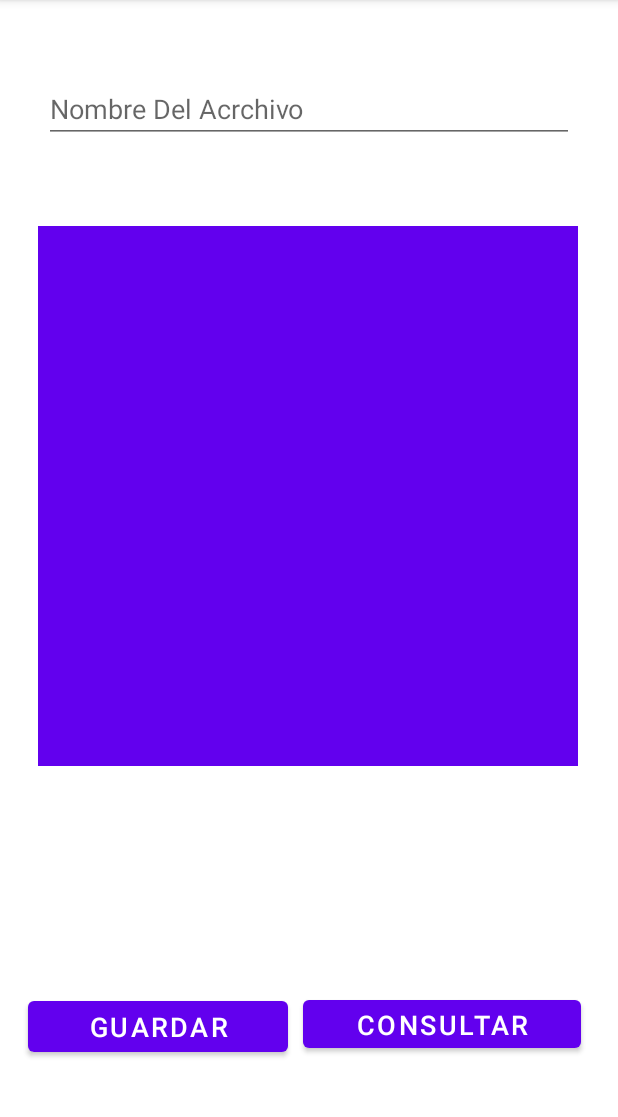
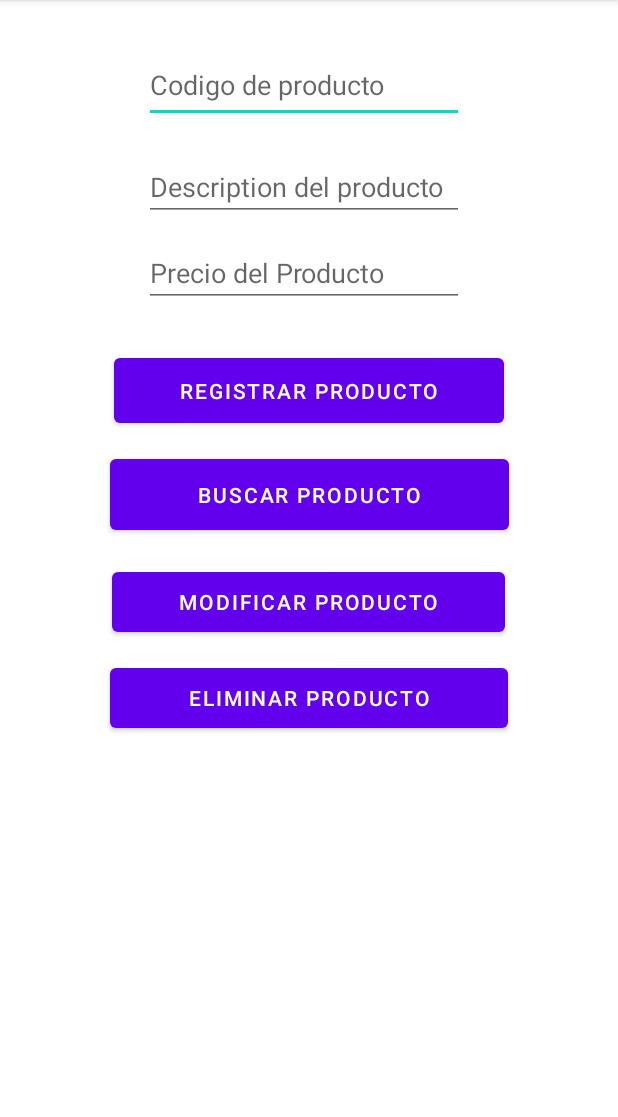
Before and after one commit to EdManDev/17SIST7010, an Android app: the screen it shows after launch (MainActivity), on a phone screen of 412 x 824 dp, the part 84-1201 px from its top. Run offline under Robolectric (Android 15) with nearby library versions, the phone set to English and light mode, and no system bars.

Commit message:
Base de datos - Altas (SQLite) en Android done

```diff
--- a/app/src/main/res/layout/activity_main.xml
+++ b/app/src/main/res/layout/activity_main.xml
@@ -6,62 +6,83 @@
   android:layout_height="match_parent"
   tools:context=".MainActivity">
 
-
   <EditText
-    android:id="@+id/txt_contenido"
-    android:layout_width="360dp"
-    android:layout_height="360dp"
-    android:background="#6200ee"
+    android:id="@+id/txt_codigo"
+    android:layout_width="213dp"
+    android:layout_height="50dp"
+    android:layout_marginStart="96dp"
+    android:layout_marginTop="32dp"
     android:ems="10"
-    android:gravity="start|top"
-    android:inputType="textMultiLine"
-    android:textColor="#ffffff"
-    app:layout_constraintBottom_toBottomOf="parent"
-    app:layout_constraintEnd_toEndOf="parent"
-    app:layout_constraintHorizontal_bias="0.49"
-    app:layout_constraintStart_toStartOf="parent"
-    app:layout_constraintTop_toTopOf="parent"
-    app:layout_constraintVertical_bias="0.37" />
-
-  <EditText
-    android:id="@+id/txt_nombre"
-    android:layout_width="353dp"
-    android:layout_height="40dp"
-    android:ems="10"
-    android:hint="@string/txt_nombre"
+    android:hint="@string/txt_codigo"
     android:inputType="textPersonName"
-    app:layout_constraintBottom_toTopOf="@+id/txt_contenido"
-    app:layout_constraintEnd_toEndOf="parent"
     app:layout_constraintStart_toStartOf="parent"
     app:layout_constraintTop_toTopOf="parent" />
 
-  <Button
-    android:id="@+id/button"
-    android:layout_width="173dp"
-    android:layout_height="46dp"
-    android:onClick="Guardar"
-    android:text="@string/button_guardar"
-    android:textColorHint="#FFFFFF"
-    android:textSize="18sp"
-    app:layout_constraintBottom_toBottomOf="parent"
-    app:layout_constraintEnd_toEndOf="parent"
-    app:layout_constraintHorizontal_bias="0.077"
+  <EditText
+    android:id="@+id/txt_precio"
+    android:layout_width="wrap_content"
+    android:layout_height="wrap_content"
+    android:layout_marginStart="96dp"
+    android:layout_marginTop="12dp"
+    android:ems="10"
+    android:hint="@string/txt_precio"
+    android:inputType="textPersonName"
     app:layout_constraintStart_toStartOf="parent"
-    app:layout_constraintTop_toBottomOf="@+id/txt_contenido"
-    app:layout_constraintVertical_bias="0.714" />
+    app:layout_constraintTop_toBottomOf="@+id/txt_descripcion" />
+
+  <EditText
+    android:id="@+id/txt_descripcion"
+    android:layout_width="wrap_content"
+    android:layout_height="wrap_content"
+    android:layout_marginStart="96dp"
+    android:layout_marginTop="20dp"
+    android:ems="10"
+    android:hint="@string/txt_descripcion"
+    android:inputType="textPersonName"
+    app:layout_constraintStart_toStartOf="parent"
+    app:layout_constraintTop_toBottomOf="@+id/txt_codigo" />
 
   <Button
-    android:id="@+id/button2"
-    android:layout_width="185dp"
-    android:layout_height="44dp"
-    android:onClick="Consultar"
-    android:text="@string/button_consultar"
-    android:textSize="18sp"
-    app:layout_constraintBottom_toBottomOf="parent"
+    android:id="@+id/button10"
+    android:layout_width="260dp"
+    android:layout_height="55dp"
+    android:layout_marginTop="28dp"
+    android:onClick="Registrar"
+    android:text="@string/buttonRegistrar"
     app:layout_constraintEnd_toEndOf="parent"
-    app:layout_constraintHorizontal_bias="0.891"
     app:layout_constraintStart_toStartOf="parent"
-    app:layout_constraintTop_toBottomOf="@+id/txt_contenido"
-    app:layout_constraintVertical_bias="0.704" />
+    app:layout_constraintTop_toBottomOf="@+id/txt_precio" />
+
+  <Button
+    android:id="@+id/button11"
+    android:layout_width="266dp"
+    android:layout_height="59dp"
+    android:layout_marginTop="12dp"
+    android:text="@string/ButtonBuscar"
+    app:layout_constraintEnd_toEndOf="parent"
+    app:layout_constraintStart_toStartOf="parent"
+    app:layout_constraintTop_toBottomOf="@+id/button10" />
+
+  <Button
+    android:id="@+id/button12"
+    android:layout_width="262dp"
+    android:layout_height="52dp"
+    android:layout_marginTop="16dp"
+    android:text="@string/ButtonModificar"
+    app:layout_constraintEnd_toEndOf="parent"
+    app:layout_constraintHorizontal_bias="0.496"
+    app:layout_constraintStart_toStartOf="parent"
+    app:layout_constraintTop_toBottomOf="@+id/button11" />
+
+  <Button
+    android:id="@+id/button13"
+    android:layout_width="265dp"
+    android:layout_height="52dp"
+    android:layout_marginTop="12dp"
+    android:text="@string/ButtonEliminar"
+    app:layout_constraintEnd_toEndOf="parent"
+    app:layout_constraintHorizontal_bias="0.498"
+    app:layout_constraintStart_toStartOf="parent"
+    app:layout_constraintTop_toBottomOf="@+id/button12" />
 
 </androidx.constraintlayout.widget.ConstraintLayout>
--- a/app/src/main/res/values/strings.xml
+++ b/app/src/main/res/values/strings.xml
@@ -1,6 +1,10 @@
 <resources>
     <string name="app_name">17-SIST-7-010</string>
-    <string name="txt_nombre">Nombre Del Acrchivo</string>
-    <string name="button_guardar">guardar</string>
-    <string name="button_consultar">Consultar</string>
+    <string name="txt_codigo">Codigo de producto</string>
+    <string name="txt_descripcion">Description del producto</string>
+    <string name="txt_precio">Precio del Producto</string>
+    <string name="buttonRegistrar">Registrar Producto</string>
+    <string name="ButtonBuscar">Buscar Producto</string>
+    <string name="ButtonEliminar">Eliminar Producto</string>
+    <string name="ButtonModificar">Modificar Producto</string>
 </resources>
```
Also changed, not shown: app/src/main/java/com/example/a17_sist_7_010/AdminSQLiteOpenHelper.java (added, +24 -0 lines), app/src/main/java/com/example/a17_sist_7_010/MainActivity.java (+26 -52 lines), app/src/main/java/com/example/a17_sist_7_010/MainActivity2.java (+0 -14 lines), 2 other files.
